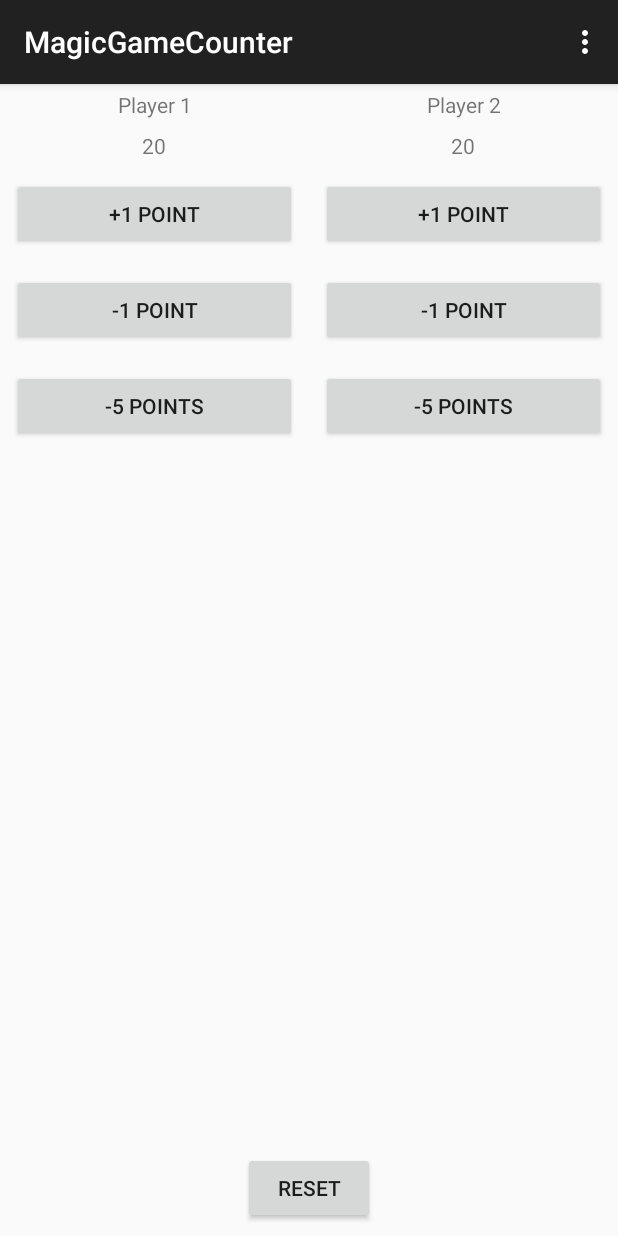
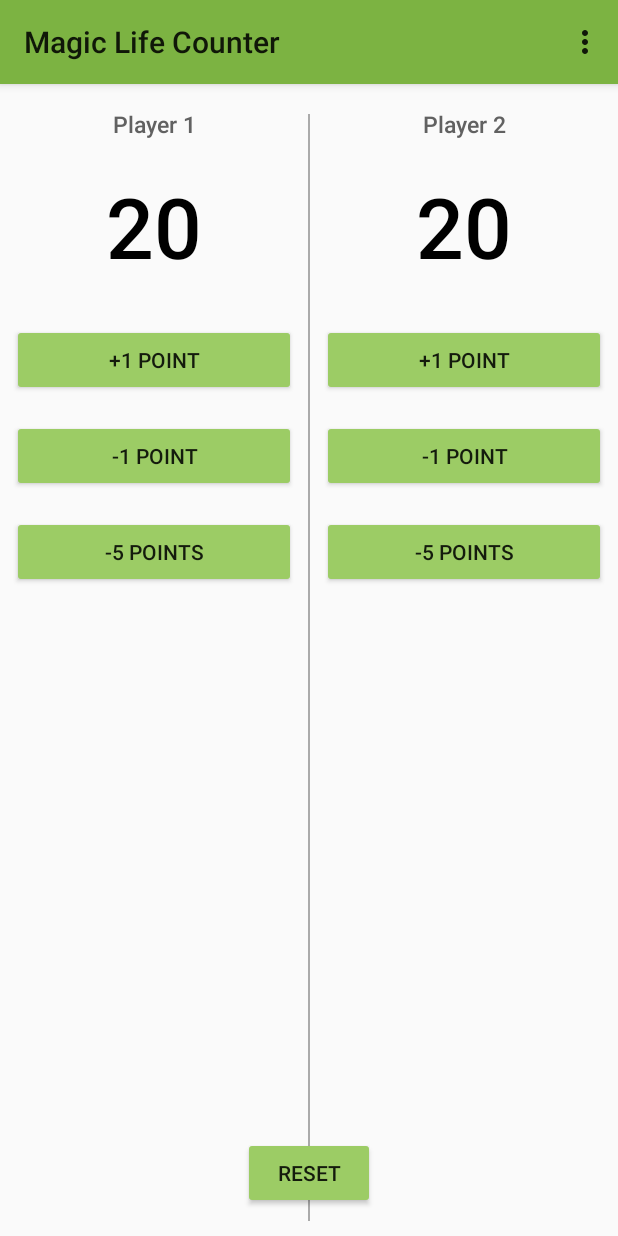
Before and after one commit to the-hobbes/magic-life-counter, an Android app: the screen it shows after launch (MainActivity), on a phone screen of 412 x 824 dp. Run offline under Robolectric (Android 15) with nearby library versions, the phone set to English and light mode, and no system bars.

Commit message:
Some styling for the app.
Added some styling, including colors and spacing. Work
towards #2.

```diff
--- a/app/src/main/AndroidManifest.xml
+++ b/app/src/main/AndroidManifest.xml
@@ -5,17 +5,18 @@
     <application
         android:allowBackup="true"
         android:icon="@mipmap/ic_launcher"
-        android:label="@string/app_name"
+        android:label="Magic Life Counter"
         android:theme="@style/AppTheme" >
         <activity
             android:name=".MainActivity"
-            android:label="@string/app_name" >
+            android:label="Magic Life Counter" >
             <intent-filter>
                 <action android:name="android.intent.action.MAIN" />
 
                 <category android:name="android.intent.category.LAUNCHER" />
             </intent-filter>
         </activity>
+        <uses-permission android:name="android.permission.VIBRATE"/>
     </application>
 
 </manifest>
--- a/app/src/main/java/com/example/android/magicgamecounter/MainActivity.java
+++ b/app/src/main/java/com/example/android/magicgamecounter/MainActivity.java
@@ -1,5 +1,6 @@
 package com.example.android.magicgamecounter;
 
+import android.content.Context;
 import android.graphics.Color;
 import android.support.v7.app.ActionBarActivity;
 import android.os.Bundle;
@@ -16,7 +17,7 @@ public class MainActivity extends ActionBarActivity {
     public static final String PLAYER1 = "player_1_total";
     public static final String PLAYER2 = "player_2_total";
     public static final String RED = "#F44336";
-    public static final String YELLOW = "#FFCA28";
+    public static final String YELLOW = "#FB8C00";
     public static final String BLACK = "#000000";
 
     // Instance variables
@@ -144,7 +145,7 @@ public class MainActivity extends ActionBarActivity {
         // get id for given player
         int resID = getResources().getIdentifier(player, "id", getPackageName());
         TextView scoreView = (TextView) findViewById(resID);
-        // change color based on life total
+        // change color and vibration based on life total
         String setColor;
         if (score <= 5 && score > 0) {
             setColor = YELLOW;
--- a/app/src/main/res/layout/activity_main.xml
+++ b/app/src/main/res/layout/activity_main.xml
@@ -2,7 +2,8 @@
     xmlns:android="http://schemas.android.com/apk/res/android"
     xmlns:tools="http://schemas.android.com/tools"
     android:layout_height="match_parent"
-    android:layout_width="match_parent">
+    android:layout_width="match_parent"
+    android:paddingBottom="10dp">
 
     <LinearLayout
         android:layout_height="match_parent"
@@ -20,16 +21,23 @@
                 android:layout_width="match_parent"
                 android:layout_height="wrap_content"
                 android:text="Player 1"
+                android:textSize="15sp"
+                android:textColor="#616161"
+                android:fontFamily="sans-serif-medium"
                 android:gravity="center_horizontal"
-                android:padding="4dp"/>
+                android:padding="16dp"/>
 
             <TextView
                 android:id="@+id/player_1_total"
                 android:layout_width="match_parent"
                 android:layout_height="wrap_content"
                 android:text="20"
+                android:textSize="56sp"
+                android:textColor="#000000"
+                android:fontFamily="sans-serif-medium"
                 android:gravity="center_horizontal"
-                android:padding="4dp"/>
+                android:padding="4dp"
+                android:layout_marginBottom="16dp"/>
 
             <Button
                 android:id="@+id/incrementButtonPlayer1ByOne"
@@ -56,6 +64,12 @@
                 android:onClick="lifeChangeHandler"/>
         </LinearLayout>
 
+        <View
+            android:layout_width="1dp"
+            android:layout_height="fill_parent"
+            android:background="@android:color/darker_gray"
+            android:layout_marginTop="20dp"/>
+
         <LinearLayout
             android:layout_weight="1"
             android:layout_width="0dp"
@@ -67,16 +81,23 @@
                 android:layout_width="match_parent"
                 android:layout_height="wrap_content"
                 android:text="Player 2"
+                android:textSize="15sp"
+                android:textColor="#616161"
+                android:fontFamily="sans-serif-medium"
                 android:gravity="center_horizontal"
-                android:padding="4dp"/>
+                android:padding="16dp"/>
 
             <TextView
                 android:id="@+id/player_2_total"
                 android:layout_width="match_parent"
                 android:layout_height="wrap_content"
                 android:text="20"
+                android:textSize="56sp"
+                android:textColor="#000000"
+                android:fontFamily="sans-serif-medium"
                 android:gravity="center_horizontal"
-                android:padding="4dp"/>
+                android:padding="4dp"
+                android:layout_marginBottom="16dp"/>
 
             <Button
                 android:id="@+id/incrementButtonPlayer2ByOne"
@@ -113,6 +134,7 @@
         android:layout_margin="8dp"
         android:onClick="resetHandler"
         android:layout_alignParentBottom="true"
-        android:layout_centerHorizontal="true"/>
+        android:layout_centerHorizontal="true"
+        android:layout_marginBottom="62dp"/>
 
 </RelativeLayout>
--- a/app/src/main/res/values/styles.xml
+++ b/app/src/main/res/values/styles.xml
@@ -1,8 +1,9 @@
 <resources>
-
     <!-- Base application theme. -->
-    <style name="AppTheme" parent="Theme.AppCompat.Light.DarkActionBar">
-        <!-- Customize your theme here. -->
+    <style name="AppTheme" parent="Theme.AppCompat.Light">
+        <!-- Primary theme color of the app (sets background color of app bar) -->
+        <item name="colorPrimary">#7CB342</item>
+        <!-- Background color of buttons in the app -->
+        <item name="colorButtonNormal">#9CCC65</item>
     </style>
-
 </resources>
```
